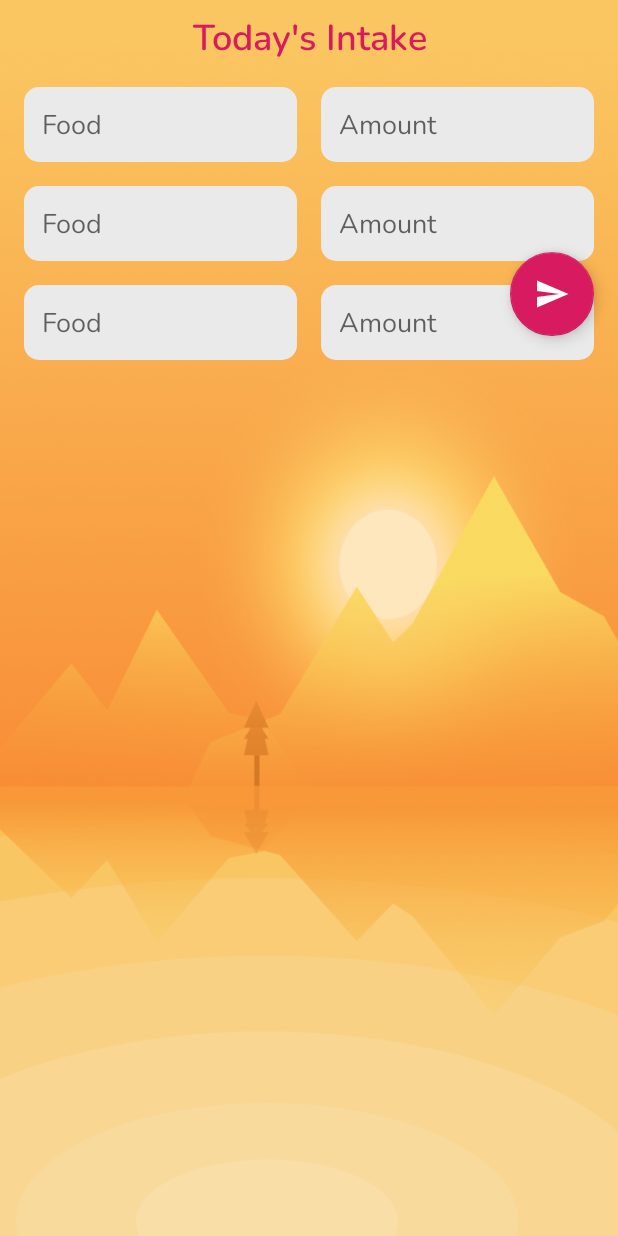
After one commit to theoctober19th/Nutrition-Recommender, an Android app: the FoodIntakeActivity screen opened directly, with no data from a screen before it, on a phone screen of 412 x 824 dp. The commit adds this screen. Run offline under Robolectric (Android 15) with nearby library versions, the phone set to English and light mode, and no system bars.

Commit message:
food intake activity

```diff
--- a/app/src/main/AndroidManifest.xml
+++ b/app/src/main/AndroidManifest.xml
@@ -9,9 +9,7 @@
         android:roundIcon="@mipmap/ic_launcher_round"
         android:supportsRtl="true"
         android:theme="@style/AppTheme">
-        <activity android:name=".MainActivity">
-
-        </activity>
+        <activity android:name=".MainActivity"></activity>
         <activity android:name=".FormActivity" />
 
         <meta-data
@@ -25,6 +23,7 @@
                 <category android:name="android.intent.category.LAUNCHER" />
             </intent-filter>
         </activity>
+        <activity android:name=".FoodIntakeActivity"></activity>
     </application>
 
 </manifest>
--- /dev/null
+++ b/app/src/main/java/com/ersathi/nutritionrecommender/FoodIntakeActivity.java
@@ -0,0 +1,13 @@
+package com.ersathi.nutritionrecommender;
+
+import android.support.v7.app.AppCompatActivity;
+import android.os.Bundle;
+
+public class FoodIntakeActivity extends AppCompatActivity {
+
+    @Override
+    protected void onCreate(Bundle savedInstanceState) {
+        super.onCreate(savedInstanceState);
+        setContentView(R.layout.activity_food_intake);
+    }
+}
--- a/app/src/main/java/com/ersathi/nutritionrecommender/fragments/HomePageFragment.java
+++ b/app/src/main/java/com/ersathi/nutritionrecommender/fragments/HomePageFragment.java
@@ -8,6 +8,7 @@ import android.view.View;
 import android.view.ViewGroup;
 import android.widget.Button;
 
+import com.ersathi.nutritionrecommender.FoodIntakeActivity;
 import com.ersathi.nutritionrecommender.FormActivity;
 import com.ersathi.nutritionrecommender.MainActivity;
 import com.ersathi.nutritionrecommender.R;
@@ -15,6 +16,7 @@ import com.ersathi.nutritionrecommender.R;
 public class HomePageFragment extends Fragment {
 
     Button inputButton;
+    Button foodIntakeButton;
 
     @Override
     public View onCreateView(LayoutInflater inflater, ViewGroup container, Bundle savedInstanceState){
@@ -34,6 +36,15 @@ public class HomePageFragment extends Fragment {
                 startActivity(intent);
             }
         });
+
+        foodIntakeButton = viewGroup.findViewById(R.id.food_intake_button);
+        foodIntakeButton.setOnClickListener(new View.OnClickListener() {
+            @Override
+            public void onClick(View v) {
+                Intent intent = new Intent(getContext(), FoodIntakeActivity.class);
+                startActivity(intent);
+            }
+        });
     }
 
 }
--- a/app/src/main/java/com/ersathi/nutritionrecommender/fragments/NutritionFragment.java
+++ b/app/src/main/java/com/ersathi/nutritionrecommender/fragments/NutritionFragment.java
@@ -8,9 +8,13 @@ import android.view.ViewGroup;
 
 import com.ersathi.nutritionrecommender.R;
 import com.github.mikephil.charting.charts.LineChart;
+import com.github.mikephil.charting.charts.PieChart;
 import com.github.mikephil.charting.data.Entry;
 import com.github.mikephil.charting.data.LineData;
 import com.github.mikephil.charting.data.LineDataSet;
+import com.github.mikephil.charting.data.PieData;
+import com.github.mikephil.charting.data.PieDataSet;
+import com.github.mikephil.charting.data.PieEntry;
 
 import java.util.ArrayList;
 import java.util.List;
@@ -18,7 +22,9 @@ import java.util.List;
 public class NutritionFragment extends Fragment {
 
     LineChart proteinChart;
-    List<Entry> entries = new ArrayList<>();
+    PieChart carbohydrateChart;
+    List<Entry> lineEntries = new ArrayList<>();
+    List<PieEntry> pieEntries = new ArrayList<>();
 
     @Override
     public View onCreateView(LayoutInflater inflater, ViewGroup container, Bundle savedInstanceState){
@@ -34,19 +40,29 @@ public class NutritionFragment extends Fragment {
     }
 
     private void prepareChart() {
-        LineDataSet dataSet = new LineDataSet(entries, "Protein");
-        LineData lineData = new LineData(dataSet);
+        LineDataSet lineDataSet = new LineDataSet(lineEntries, "Protein");
+        LineData lineData = new LineData(lineDataSet);
         proteinChart.setData(lineData);
         proteinChart.invalidate();
+
+        PieDataSet pieDataSet= new PieDataSet(pieEntries, "Carbohydrate");
+        PieData pieData = new PieData(pieDataSet);
+        carbohydrateChart.setData(pieData);
+        carbohydrateChart.invalidate();
     }
 
     private void populateData() {
         for(int i=0; i<10; i++){
-            entries.add(new Entry(i*10, i*10));
+            lineEntries.add(new Entry(i*10, i*10));
+        }
+
+        for(int i=0; i<5; i++){
+            pieEntries.add(new PieEntry(i*10, i));
         }
     }
 
     private void initializeViews(ViewGroup rootView) {
         proteinChart = (LineChart) rootView.findViewById(R.id.protein_chart);
+        carbohydrateChart = (PieChart) rootView.findViewById(R.id.carbohydrate_chart);
     }
 }
--- /dev/null
+++ b/app/src/main/res/layout/activity_food_intake.xml
@@ -0,0 +1,176 @@
+<?xml version="1.0" encoding="utf-8"?>
+<ScrollView xmlns:android="http://schemas.android.com/apk/res/android"
+    xmlns:app="http://schemas.android.com/apk/res-auto"
+    xmlns:tools="http://schemas.android.com/tools"
+    android:layout_width="match_parent"
+    android:layout_height="match_parent"
+    android:background="@drawable/after_noon">
+
+
+    <android.support.constraint.ConstraintLayout
+        android:layout_width="match_parent"
+        android:layout_height="match_parent"
+        android:id="@+id/form_container">
+
+        <TextView
+            android:id="@+id/header"
+            android:layout_width="match_parent"
+            android:layout_height="wrap_content"
+            android:layout_margin="8dp"
+            android:fontFamily="@font/nunito_semibold"
+            android:gravity="center"
+            android:text="Today's Intake"
+            android:textColor="@color/colorAccent"
+            android:textSize="24sp"
+            app:layout_constraintLeft_toLeftOf="parent"
+            app:layout_constraintRight_toRightOf="parent"
+            app:layout_constraintTop_toTopOf="parent" />
+
+
+        <LinearLayout
+            android:id="@+id/linearLayout2"
+            android:layout_width="match_parent"
+            android:layout_height="wrap_content"
+            android:layout_margin="16dp"
+            android:gravity="center"
+            android:orientation="horizontal"
+            app:layout_constraintLeft_toLeftOf="parent"
+            app:layout_constraintRight_toRightOf="parent"
+            app:layout_constraintTop_toBottomOf="@id/header"
+            >
+
+            <EditText
+                android:id="@+id/food1"
+                android:layout_width="0dp"
+                android:layout_height="wrap_content"
+                android:layout_marginRight="8dp"
+                android:layout_weight="1"
+                android:background="@drawable/rounded_edit_text"
+                android:fontFamily="@font/nunito"
+                android:hint="Food"
+                android:inputType="numberDecimal"
+                android:padding="@dimen/rounded_edit_text_padding" />
+
+            <EditText
+                android:id="@+id/amount1"
+                android:layout_width="0dp"
+                android:layout_height="wrap_content"
+                android:layout_marginLeft="8dp"
+                android:layout_weight="1"
+                android:background="@drawable/rounded_edit_text"
+                android:fontFamily="@font/nunito"
+                android:hint="Amount"
+                android:inputType="numberDecimal"
+                android:padding="@dimen/rounded_edit_text_padding" />
+
+        </LinearLayout>
+
+        <LinearLayout
+            android:id="@+id/linearLayout3"
+            android:layout_width="match_parent"
+            android:layout_height="wrap_content"
+            android:layout_margin="16dp"
+            android:gravity="center"
+            android:orientation="horizontal"
+            app:layout_constraintLeft_toLeftOf="parent"
+            app:layout_constraintRight_toRightOf="parent"
+            app:layout_constraintTop_toBottomOf="@id/linearLayout2"
+            >
+
+            <EditText
+                android:id="@+id/food2"
+                android:layout_width="0dp"
+                android:layout_height="wrap_content"
+                android:layout_marginRight="8dp"
+                android:layout_weight="1"
+                android:background="@drawable/rounded_edit_text"
+                android:fontFamily="@font/nunito"
+                android:hint="Food"
+                android:inputType="numberDecimal"
+                android:padding="@dimen/rounded_edit_text_padding" />
+
+            <EditText
+                android:id="@+id/amount2"
+                android:layout_width="0dp"
+                android:layout_height="wrap_content"
+                android:layout_marginLeft="8dp"
+                android:layout_weight="1"
+                android:background="@drawable/rounded_edit_text"
+                android:fontFamily="@font/nunito"
+                android:hint="Amount"
+                android:inputType="numberDecimal"
+                android:padding="@dimen/rounded_edit_text_padding" />
+
+        </LinearLayout>
+
+        <LinearLayout
+            android:id="@+id/linearLayout4"
+            android:layout_width="match_parent"
+            android:layout_height="wrap_content"
+            android:layout_margin="16dp"
+            android:gravity="center"
+            android:orientation="horizontal"
+            app:layout_constraintLeft_toLeftOf="parent"
+            app:layout_constraintRight_toRightOf="parent"
+            app:layout_constraintTop_toBottomOf="@id/linearLayout3"
+            >
+
+            <EditText
+                android:id="@+id/food3"
+                android:layout_width="0dp"
+                android:layout_height="wrap_content"
+                android:layout_marginRight="8dp"
+                android:layout_weight="1"
+                android:background="@drawable/rounded_edit_text"
+                android:fontFamily="@font/nunito"
+                android:hint="Food"
+                android:inputType="numberDecimal"
+                android:padding="@dimen/rounded_edit_text_padding" />
+
+            <EditText
+                android:id="@+id/amount3"
+                android:layout_width="0dp"
+                android:layout_height="wrap_content"
+                android:layout_marginLeft="8dp"
+                android:layout_weight="1"
+                android:background="@drawable/rounded_edit_text"
+                android:fontFamily="@font/nunito"
+                android:hint="Amount"
+                android:inputType="numberDecimal"
+                android:padding="@dimen/rounded_edit_text_padding" />
+
+        </LinearLayout>
+
+
+
+        <android.support.design.widget.FloatingActionButton
+            android:id="@+id/nextButton"
+            android:layout_width="wrap_content"
+            android:layout_height="wrap_content"
+            android:src="@drawable/ic_send_white_24dp"
+            app:layout_constraintTop_toBottomOf="@id/diseaseRGContainer"
+            app:layout_constraintBottom_toBottomOf="@id/linearLayout4"
+            app:layout_constraintRight_toRightOf="parent"
+            android:layout_margin="16dp"/>
+
+        <ProgressBar
+            android:id="@+id/form_progress_bar"
+            style="?android:attr/progressBarStyleLarge"
+            android:layout_width="74dp"
+            android:layout_height="wrap_content"
+            android:layout_centerHorizontal="true"
+            android:layout_centerVertical="true"
+            android:layout_marginStart="8dp"
+            android:layout_marginTop="8dp"
+            android:layout_marginEnd="8dp"
+            android:layout_marginBottom="8dp"
+            app:layout_constraintBottom_toBottomOf="parent"
+            app:layout_constraintEnd_toEndOf="parent"
+            app:layout_constraintStart_toStartOf="parent"
+            app:layout_constraintTop_toTopOf="parent"
+            android:visibility="invisible"/>
+
+    </android.support.constraint.ConstraintLayout>
+
+
+</ScrollView>
--- a/app/src/main/res/layout/activity_form.xml
+++ b/app/src/main/res/layout/activity_form.xml
@@ -5,7 +5,7 @@
     android:layout_width="match_parent"
     android:layout_height="match_parent"
     tools:context=".FormActivity"
-    android:background="@drawable/background_form">
+    android:background="@drawable/after_noon">
 
 
     <android.support.constraint.ConstraintLayout
--- a/app/src/main/res/layout/fragment_home.xml
+++ b/app/src/main/res/layout/fragment_home.xml
@@ -80,4 +80,21 @@
         app:layout_constraintRight_toRightOf="parent"
         app:layout_constraintTop_toBottomOf="@+id/textView2" />
 
+    <Button
+        android:id="@+id/food_intake_button"
+        android:layout_width="wrap_content"
+        android:layout_height="wrap_content"
+        android:layout_marginTop="8dp"
+        android:background="@drawable/rounded_edit_text"
+        android:fontFamily="casual"
+        android:gravity="center"
+        android:padding="8dp"
+        android:text="Input Today's Intake"
+        android:textSize="18sp"
+        android:textStyle="bold"
+        app:layout_constraintBottom_toBottomOf="parent"
+        app:layout_constraintLeft_toLeftOf="parent"
+        app:layout_constraintRight_toRightOf="parent"
+        app:layout_constraintTop_toBottomOf="@+id/input_button" />
+
 </android.support.constraint.ConstraintLayout>
--- a/app/src/main/res/layout/fragment_nutrition.xml
+++ b/app/src/main/res/layout/fragment_nutrition.xml
@@ -53,7 +53,7 @@
             app:layout_constraintTop_toBottomOf="@id/protein_chart" />
 
 
-        <com.github.mikephil.charting.charts.LineChart
+        <com.github.mikephil.charting.charts.PieChart
             android:id="@+id/carbohydrate_chart"
             android:layout_width="match_parent"
             android:layout_height="300dp"
@@ -65,7 +65,7 @@
             app:layout_constraintEnd_toEndOf="parent"
             app:layout_constraintTop_toBottomOf="@id/header2">
 
-        </com.github.mikephil.charting.charts.LineChart>
+        </com.github.mikephil.charting.charts.PieChart>
 
         <TextView
             android:id="@+id/header3"
@@ -111,7 +111,7 @@
             app:layout_constraintTop_toBottomOf="@id/fat_chart" />
 
 
-        <com.github.mikephil.charting.charts.LineChart
+        <com.github.mikephil.charting.charts.PieChart
             android:id="@+id/fibre_chart"
             android:layout_width="match_parent"
             android:layout_height="300dp"
@@ -123,7 +123,7 @@
             app:layout_constraintEnd_toEndOf="parent"
             app:layout_constraintTop_toBottomOf="@id/header4">
 
-        </com.github.mikephil.charting.charts.LineChart>
+        </com.github.mikephil.charting.charts.PieChart>
 
     </android.support.constraint.ConstraintLayout>
 
```
